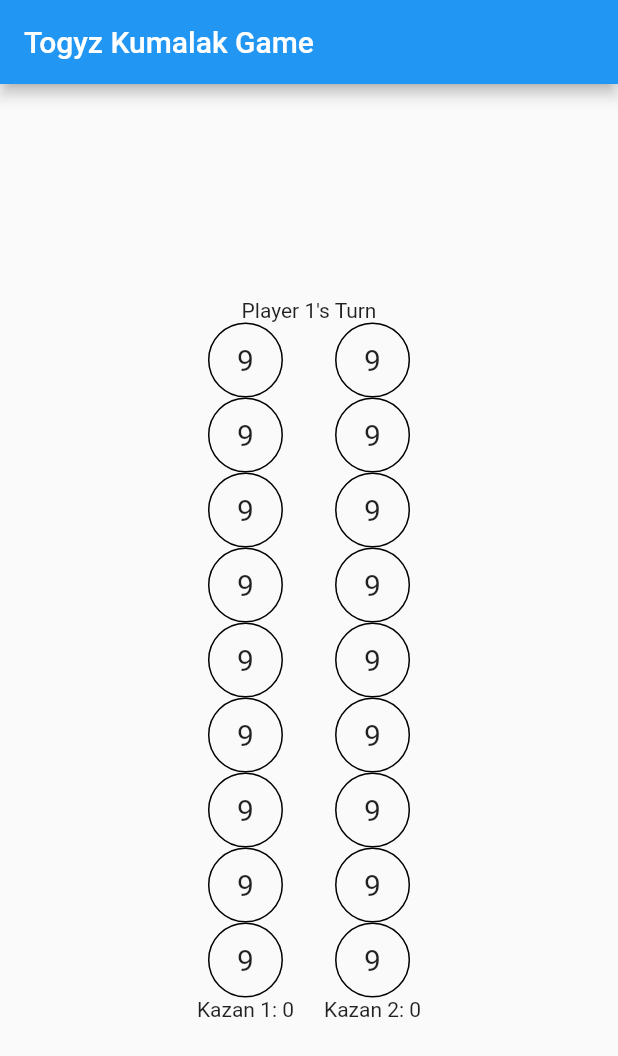
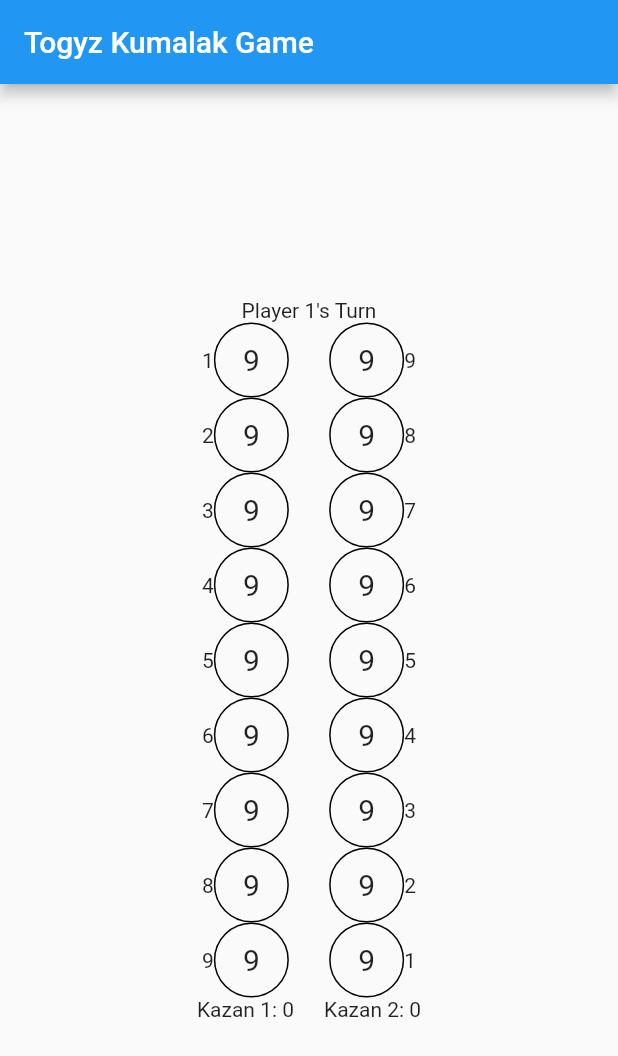
Before and after one commit to Nurmich/TogyzQumalaq, a Flutter app: the screen it shows after launch, on a phone screen of 412 x 824 dp. Shown: the top 1056 px of the screen. Run offline on Flutter 3.47's test engine with Material 2 defaults, Android fonts, the phone set to English and light mode, and no system bars.

Commit message:
MakeMove+design

```diff
--- a/lib/main.dart
+++ b/lib/main.dart
@@ -22,15 +22,35 @@ class TogyzKumalakBoard extends StatefulWidget {
 }
 
 class _TogyzKumalakBoardState extends State<TogyzKumalakBoard> {
-  List<int> pitsPlayer1 = List.generate(9, (index) => 9); // Player 1's pits
-  List<int> pitsPlayer2 = List.generate(9, (index) => 9); // Player 2's pits
-  int kazanPlayer1 = 0;
-  int kazanPlayer2 = 0;
-  int currentPlayer = 1;
+  List<List<int>> pitsPlayer =
+      List.generate(2, (index) => List.generate(9, (index) => 9));
+  // List<int> pitsPlayer1 = List.generate(9, (index) => 9); // Player 1's pits
+  // List<int> pitsPlayer2 = List.generate(9, (index) => 9); // Player 2's pits
+  List<int> kazanPlayer = List.generate(2, (index) => 0);
+  int currentPlayer = 0;
 
   void makeMove(int pitIndex) {
     // Implement game logic here
     // Update pits, kazans, and currentPlayer accordingly
+    int temp = pitsPlayer[currentPlayer][pitIndex];
+    int tempPlayer = currentPlayer;
+    pitsPlayer[tempPlayer][pitIndex] = 0;
+    while (temp > 0) {
+      if (pitIndex == 9) {
+        tempPlayer = (tempPlayer + 1) % 2;
+        pitIndex %= 9;
+      }
+      pitsPlayer[tempPlayer][pitIndex]++;
+      temp--;
+      if (temp == 0) continue;
+      pitIndex++;
+    }
+    if (tempPlayer != currentPlayer) {
+      if (pitsPlayer[tempPlayer][pitIndex] % 2 == 0) {
+        kazanPlayer[currentPlayer] += pitsPlayer[tempPlayer][pitIndex];
+        pitsPlayer[tempPlayer][pitIndex] = 0;
+      }
+    }
   }
 
   @override
@@ -38,7 +58,7 @@ class _TogyzKumalakBoardState extends State<TogyzKumalakBoard> {
     return Column(
       mainAxisAlignment: MainAxisAlignment.center,
       children: [
-        Text('Player $currentPlayer\'s Turn'),
+        Text('Player ${currentPlayer + 1}\'s Turn'),
         Row(
           mainAxisAlignment: MainAxisAlignment.center,
           children: [
@@ -47,16 +67,20 @@ class _TogyzKumalakBoardState extends State<TogyzKumalakBoard> {
                 for (int i = 0; i < 9; i++)
                   GestureDetector(
                     onTap: () {
-                      if (currentPlayer == 1 && pitsPlayer1[i] > 0) {
+                      if (currentPlayer == 0 &&
+                          pitsPlayer[currentPlayer][i] > 1) {
                         makeMove(i);
                         // Call your game logic function
                         // After the move, toggle the currentPlayer
                         setState(() {
-                          currentPlayer = 2;
+                          currentPlayer = (currentPlayer + 1) % 2;
                         });
                       }
                     },
-                    child: Container(
+                    child: Row(
+                      children: [
+                        Text('${i + 1}'),
+                        Container(
                           width: 50,
                           height: 50,
                           decoration: BoxDecoration(
@@ -67,31 +91,36 @@ class _TogyzKumalakBoardState extends State<TogyzKumalakBoard> {
                           ),
                           child: Center(
                             child: Text(
-                          pitsPlayer1[i].toString(),
+                              pitsPlayer[0][i].toString(),
                               style: TextStyle(fontSize: 20),
                             ),
                           ),
                         ),
+                      ],
                     ),
-                Text('Kazan 1: $kazanPlayer1'),
+                  ),
+                Text('Kazan 1: ${kazanPlayer[0]}'),
               ],
             ),
             SizedBox(width: 20),
             Column(
               children: [
-                for (int i = 0; i < 9; i++)
+                for (int i = 8; i >= 0; i--)
                   GestureDetector(
                     onTap: () {
-                      if (currentPlayer == 2 && pitsPlayer2[i] > 0) {
+                      if (currentPlayer == 1 &&
+                          pitsPlayer[currentPlayer][i] > 1) {
                         makeMove(i);
                         // Call your game logic function
                         // After the move, toggle the currentPlayer
                         setState(() {
-                          currentPlayer = 1;
+                          currentPlayer = (currentPlayer + 1) % 2;
                         });
                       }
                     },
-                    child: Container(
+                    child: Row(
+                      children: [
+                        Container(
                           width: 50,
                           height: 50,
                           decoration: BoxDecoration(
@@ -102,13 +131,16 @@ class _TogyzKumalakBoardState extends State<TogyzKumalakBoard> {
                           ),
                           child: Center(
                             child: Text(
-                          pitsPlayer2[i].toString(),
+                              pitsPlayer[1][i].toString(),
                               style: TextStyle(fontSize: 20),
                             ),
                           ),
                         ),
+                        Text('${i + 1}')
+                      ],
                     ),
-                Text('Kazan 2: $kazanPlayer2'),
+                  ),
+                Text('Kazan 2: ${kazanPlayer[1]}'),
               ],
             ),
           ],
```
Lines whose indentation alone changed are shown as unchanged.
